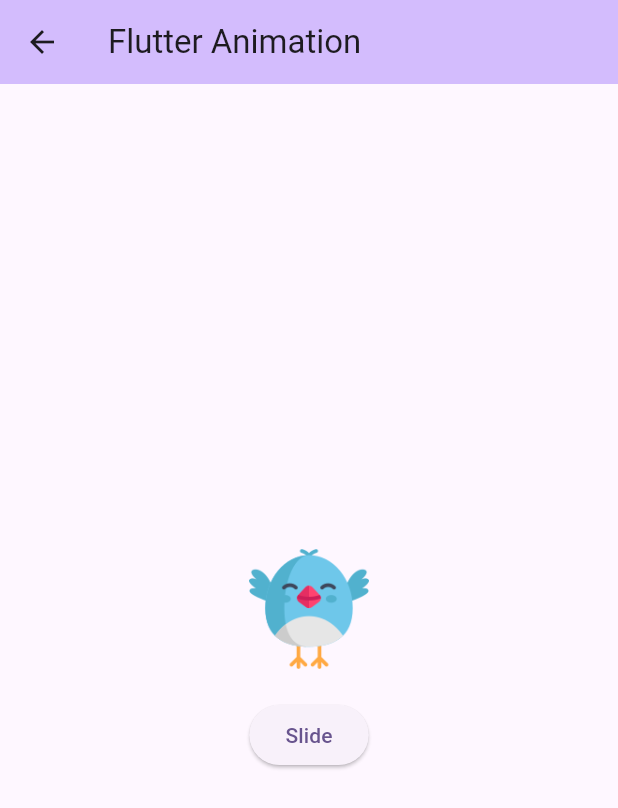
After one commit to kamran8545/flutter_animations, a Flutter app: the screen it shows after launch, after a tap on "Animated Slide", on a phone screen of 412 x 824 dp. The commit adds this screen. Shown: the top 808 px of the screen. Run offline on Flutter 3.47's test engine with Material 3 defaults, Android fonts, the phone set to English and light mode, and no system bars.

Commit message:
completed animated slide widget

```diff
--- a/lib/main.dart
+++ b/lib/main.dart
@@ -5,6 +5,7 @@ import 'package:flutter_animations/widgets/animated_opacity_widget.dart';
 import 'package:flutter_animations/widgets/animated_padding_widget.dart';
 import 'package:flutter_animations/widgets/animated_rotation_widget.dart';
 import 'package:flutter_animations/widgets/animated_scale_widget.dart';
+import 'package:flutter_animations/widgets/animated_slide_widget.dart';
 
 void main() {
   runApp(const MyApp());
@@ -114,6 +115,17 @@ class _MyHomePageState extends State<MyHomePage> {
               child: const Text('Animated Rotation'),
             ),
             const SizedBox(height: 20,),
+            ElevatedButton(
+              onPressed: () {
+                Navigator.of(context).push(
+                  MaterialPageRoute(
+                    builder: (context) => AnimatedSlideWidget(title: widget.title),
+                  ),
+                );
+              },
+              child: const Text('Animated Slide'),
+            ),
+            const SizedBox(height: 20,),
           ],
         ),
       ),
--- /dev/null
+++ b/lib/widgets/animated_slide_widget.dart
@@ -0,0 +1,52 @@
+import 'dart:math';
+
+import 'package:flutter/material.dart';
+
+class AnimatedSlideWidget extends StatefulWidget {
+  const AnimatedSlideWidget({Key? key, required this.title}) : super(key: key);
+  final String title;
+
+  @override
+  State<AnimatedSlideWidget> createState() => _AnimatedSlideWidgetState();
+}
+
+class _AnimatedSlideWidgetState extends State<AnimatedSlideWidget> {
+
+  var offset = Offset(0, 0);
+
+  @override
+  Widget build(BuildContext context) {
+    return Scaffold(
+      appBar: AppBar(
+        backgroundColor: Theme.of(context).colorScheme.inversePrimary,
+        title: Text(widget.title),
+      ),
+      body: Column(
+        mainAxisAlignment: MainAxisAlignment.center,
+        children: [
+          AnimatedSlide(
+            duration: Duration(milliseconds: 400),
+            offset: offset,
+            child: Image.asset(
+              'assets/icons/bird.png',
+              height: 80,
+              width: 80,
+            ),
+          ),
+          const SizedBox(
+            height: 20,
+            width: double.infinity,
+          ),
+          ElevatedButton(
+            onPressed: () {
+              setState(() {
+                offset = Offset(Random().nextDouble() * 3, Random().nextDouble() * 3);
+              });
+            },
+            child: const Text('Slide'),
+          ),
+        ],
+      ),
+    );
+  }
+}
```
